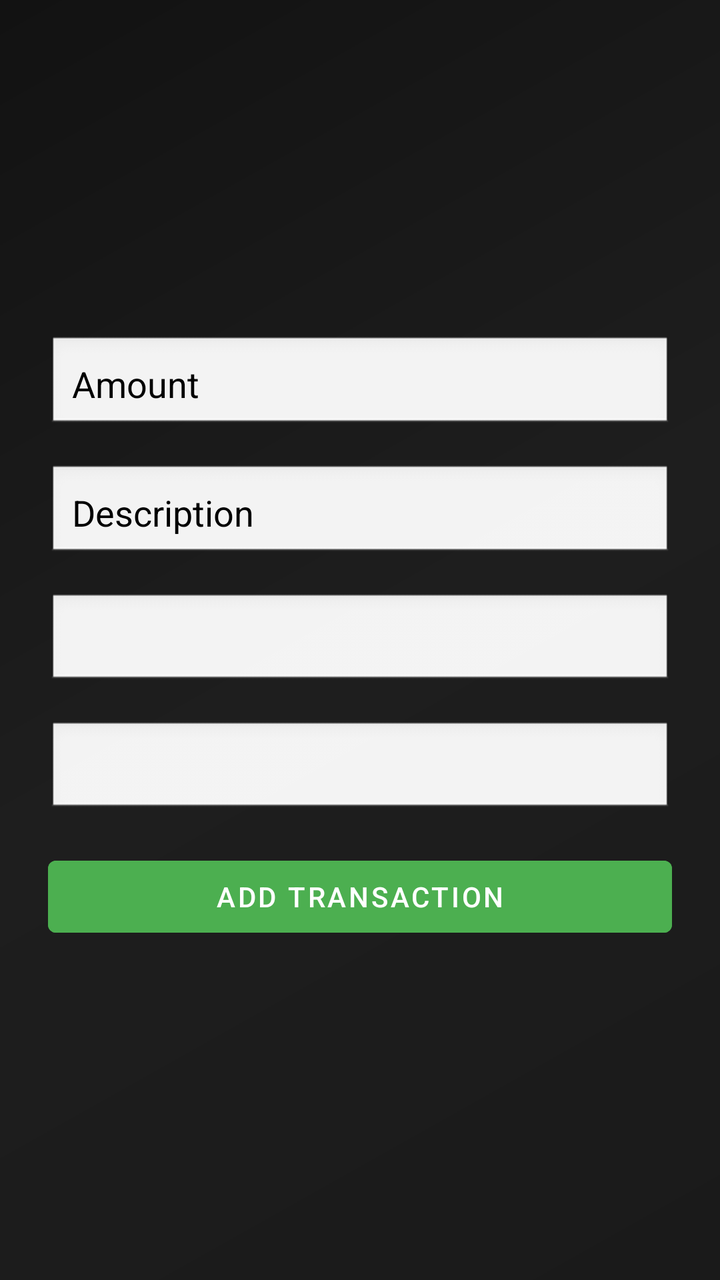
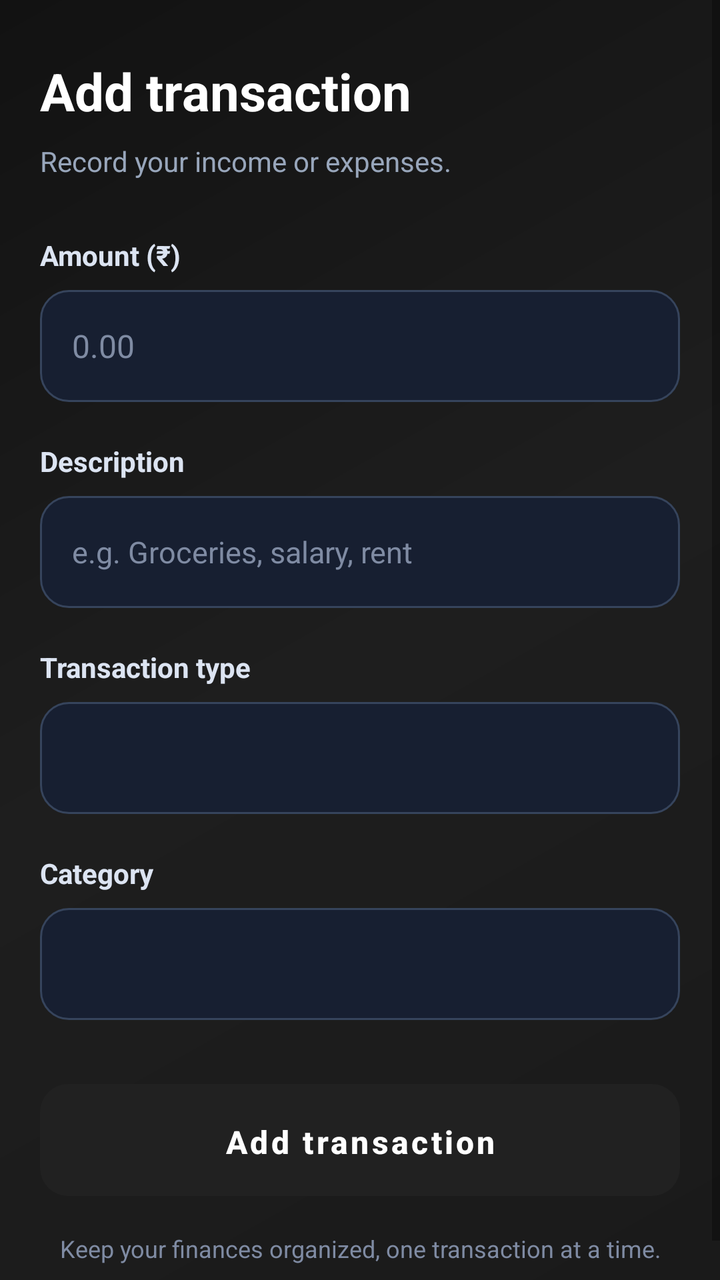

The first picture is an Android layout as it rendered before a commit; the second is the same layout after the commit. The layout source and the unified diff follow.
<!-- AndroidManifest.xml: application theme Theme.MaterialComponents.DayNight.DarkActionBar -->
<!-- res/layout/activity_add_transaction.xml -->
<LinearLayout xmlns:android="http://schemas.android.com/apk/res/android"
    android:gravity="center"
    android:orientation="vertical"
    android:padding="24dp"
    android:background="@drawable/gradient_background_dark"
    android:layout_width="match_parent"
    android:layout_height="match_parent">
    
    <EditText
        android:id="@+id/edtAmount"
        android:hint="Amount"
        android:inputType="numberDecimal"
        android:padding="12dp"
        android:layout_marginBottom="16dp"
        android:background="@android:drawable/edit_text"
android:textColorHint="@color/black"
        android:textColor="@color/black"
        android:layout_width="match_parent"
        android:layout_height="wrap_content" />

    <EditText
        android:id="@+id/edtDesc"
        android:hint="Description"
        android:padding="12dp"
        android:layout_marginBottom="16dp"
        android:background="@android:drawable/edit_text"
android:textColorHint="@color/black"
        android:textColor="@color/black"
        android:layout_width="match_parent"
        android:layout_height="wrap_content" />


    <Spinner
        android:id="@+id/spinnerType"
        android:padding="12dp"
        android:layout_marginBottom="16dp"
        android:background="@android:drawable/edit_text"
android:textColorHint="@color/black"
        android:textColor="@color/black"
        android:layout_width="match_parent"
        android:layout_height="wrap_content" />

    <Spinner
        android:id="@+id/spinnerCategory"
        android:padding="12dp"
        android:layout_marginBottom="16dp"
        android:background="@android:drawable/edit_text"
android:textColorHint="@color/black"
        android:textColor="@color/black"
        android:layout_width="match_parent"
        android:layout_height="wrap_content" />

    <Button
        android:id="@+id/btnSubmit"
        android:text="Add Transaction"
        android:backgroundTint="@color/primary_green"
        android:textColor="@color/white"
        android:layout_width="match_parent"
        android:layout_height="wrap_content" />
</LinearLayout>
<!-- resources referenced by this layout -->
<resources>
  <color name="black">#000000</color>
  <color name="primary_green">#4CAF50</color>
  <color name="white">#FFFFFF</color>
  <!-- drawable gradient_background_dark (drawable) -->
  <?xml version="1.0" encoding="utf-8"?>
  <shape xmlns:android="http://schemas.android.com/apk/res/android">
      <gradient
          android:angle="135"
          android:startColor="@color/startColor"
          android:centerColor="@color/centerColor"
          android:endColor="@color/endColor"
          android:type="linear" />
  </shape>
  <color name="startColor">#1a1a1a</color>
  <color name="centerColor">#1e1e1e</color>
  <color name="endColor">#121212</color>
</resources>

<!-- the commit's change to res/layout/activity_add_transaction.xml (unified diff, before → after) -->
@@ -1,60 +1,154 @@
-<LinearLayout xmlns:android="http://schemas.android.com/apk/res/android"
-    android:gravity="center"
-    android:orientation="vertical"
-    android:padding="24dp"
+<?xml version="1.0" encoding="utf-8"?>
+<ScrollView
+    xmlns:android="http://schemas.android.com/apk/res/android"
+    android:layout_width="match_parent"
+    android:layout_height="match_parent"
+    android:fillViewport="true"
     android:background="@drawable/gradient_background_dark"
-    android:layout_width="match_parent"
-    android:layout_height="match_parent">
-    
-    <EditText
-        android:id="@+id/edtAmount"
-        android:hint="Amount"
-        android:inputType="numberDecimal"
-        android:padding="12dp"
-        android:layout_marginBottom="16dp"
-        android:background="@android:drawable/edit_text"
-android:textColorHint="@color/black"
-        android:textColor="@color/black"
+    android:clipToPadding="false">
+
+    <LinearLayout
         android:layout_width="match_parent"
-        android:layout_height="wrap_content" />
+        android:layout_height="wrap_content"
+        android:orientation="vertical"
+        android:paddingStart="20dp"
+        android:paddingEnd="20dp"
+        android:paddingTop="28dp"
+        android:paddingBottom="28dp">
 
-    <EditText
-        android:id="@+id/edtDesc"
-        android:hint="Description"
-        android:padding="12dp"
-        android:layout_marginBottom="16dp"
-        android:background="@android:drawable/edit_text"
-android:textColorHint="@color/black"
-        android:textColor="@color/black"
-        android:layout_width="match_parent"
-        android:layout_height="wrap_content" />
+        
+        <TextView
+            android:layout_width="match_parent"
+            android:layout_height="wrap_content"
+            android:text="Add transaction"
+            android:textColor="#FFFFFF"
+            android:textSize="26sp"
+            android:textStyle="bold" />
 
+        <TextView
+            android:layout_width="match_parent"
+            android:layout_height="wrap_content"
+            android:text="Record your income or expenses."
+            android:textColor="#98A6BB"
+            android:textSize="14sp"
+            android:layout_marginTop="8dp"
+            android:layout_marginBottom="28dp" />
 
-    <Spinner
-        android:id="@+id/spinnerType"
-        android:padding="12dp"
-        android:layout_marginBottom="16dp"
-        android:background="@android:drawable/edit_text"
-android:textColorHint="@color/black"
-        android:textColor="@color/black"
-        android:layout_width="match_parent"
-        android:layout_height="wrap_content" />
+        
+        <TextView
+            android:layout_width="match_parent"
+            android:layout_height="wrap_content"
+            android:text="Amount (₹)"
+            android:textColor="#DCE4F2"
+            android:textSize="14sp"
+            android:textStyle="bold"
+            android:layout_marginBottom="8dp" />
 
-    <Spinner
-        android:id="@+id/spinnerCategory"
-        android:padding="12dp"
-        android:layout_marginBottom="16dp"
-        android:background="@android:drawable/edit_text"
-android:textColorHint="@color/black"
-        android:textColor="@color/black"
-        android:layout_width="match_parent"
-        android:layout_height="wrap_content" />
+        <EditText
+            android:id="@+id/edtAmount"
+            android:layout_width="match_parent"
+            android:layout_height="56dp"
+            android:background="@drawable/bg_phone_input"
+            android:hint="0.00"
+            android:inputType="numberDecimal"
+            android:singleLine="true"
+            android:paddingStart="16dp"
+            android:paddingEnd="16dp"
+            android:textColor="#FFFFFF"
+            android:textColorHint="#7F8BA3"
+            android:textSize="16sp"
+            android:autofillHints="transactionAmount"
+            android:layout_marginBottom="20dp" />
 
-    <Button
-        android:id="@+id/btnSubmit"
-        android:text="Add Transaction"
-        android:backgroundTint="@color/primary_green"
-        android:textColor="@color/white"
-        android:layout_width="match_parent"
-        android:layout_height="wrap_content" />
-</LinearLayout>
+        
+        <TextView
+            android:layout_width="match_parent"
+            android:layout_height="wrap_content"
+            android:text="Description"
+            android:textColor="#DCE4F2"
+            android:textSize="14sp"
+            android:textStyle="bold"
+            android:layout_marginBottom="8dp" />
+
+        <EditText
+            android:id="@+id/edtDesc"
+            android:layout_width="match_parent"
+            android:layout_height="56dp"
+            android:background="@drawable/bg_phone_input"
+            android:hint="e.g. Groceries, salary, rent"
+            android:inputType="textCapSentences"
+            android:singleLine="true"
+            android:paddingStart="16dp"
+            android:paddingEnd="16dp"
+            android:textColor="#FFFFFF"
+            android:textColorHint="#7F8BA3"
+            android:textSize="15sp"
+            android:layout_marginBottom="20dp" />
+
+        
+        <TextView
+            android:layout_width="match_parent"
+            android:layout_height="wrap_content"
+            android:text="Transaction type"
+            android:textColor="#DCE4F2"
+            android:textSize="14sp"
+            android:textStyle="bold"
+            android:layout_marginBottom="8dp" />
+
+        <Spinner
+            android:id="@+id/spinnerType"
+            android:layout_width="match_parent"
+            android:layout_height="56dp"
+            android:background="@drawable/bg_phone_input"
+            android:paddingStart="12dp"
+            android:paddingEnd="12dp"
+            android:spinnerMode="dropdown"
+            android:layout_marginBottom="20dp" />
+
+        
+        <TextView
+            android:layout_width="match_parent"
+            android:layout_height="wrap_content"
+            android:text="Category"
+            android:textColor="#DCE4F2"
+            android:textSize="14sp"
+            android:textStyle="bold"
+            android:layout_marginBottom="8dp" />
+
+        <Spinner
+            android:id="@+id/spinnerCategory"
+            android:layout_width="match_parent"
+            android:layout_height="56dp"
+            android:background="@drawable/bg_phone_input"
+            android:paddingStart="12dp"
+            android:paddingEnd="12dp"
+            android:spinnerMode="dropdown"
+            android:layout_marginBottom="32dp" />
+
+        
+        <Button
+            android:id="@+id/btnSubmit"
+            android:layout_width="match_parent"
+            android:layout_height="56dp"
+            android:text="Add transaction"
+            android:textAllCaps="false"
+            android:textSize="16sp"
+            android:textStyle="bold"
+            android:textColor="#FFFFFF"
+            android:background="@drawable/bg_login_button"
+            android:stateListAnimator="@null"
+            android:minHeight="56dp"
+            android:padding="12dp" />
+
+        <TextView
+            android:layout_width="match_parent"
+            android:layout_height="wrap_content"
+            android:text="Keep your finances organized, one transaction at a time."
+            android:textColor="#7F8BA3"
+            android:textSize="12sp"
+            android:gravity="center"
+            android:layout_marginTop="18dp" />
+
+    </LinearLayout>
+
+</ScrollView>
<!-- resource entries referenced after the edit -->
@@ -1,8 +1,20 @@
 <!-- resources referenced by this layout -->
 <resources>
-  <color name="black">#000000</color>
-  <color name="primary_green">#4CAF50</color>
-  <color name="white">#FFFFFF</color>
+  <!-- drawable bg_login_button (drawable) -->
+  <?xml version="1.0" encoding="utf-8"?>
+  <shape xmlns:android="http://schemas.android.com/apk/res/android">
+      <solid android:color="#16A765" />
+      <corners android:radius="14dp" />
+  </shape>
+  <!-- drawable bg_phone_input (drawable) -->
+  <?xml version="1.0" encoding="utf-8"?>
+  <shape xmlns:android="http://schemas.android.com/apk/res/android">
+      <solid android:color="#171F31" />
+      <corners android:radius="14dp" />
+      <stroke
+          android:width="1dp"
+          android:color="#36445C" />
+  </shape>
   <!-- drawable gradient_background_dark (drawable) -->
   <?xml version="1.0" encoding="utf-8"?>
   <shape xmlns:android="http://schemas.android.com/apk/res/android">
